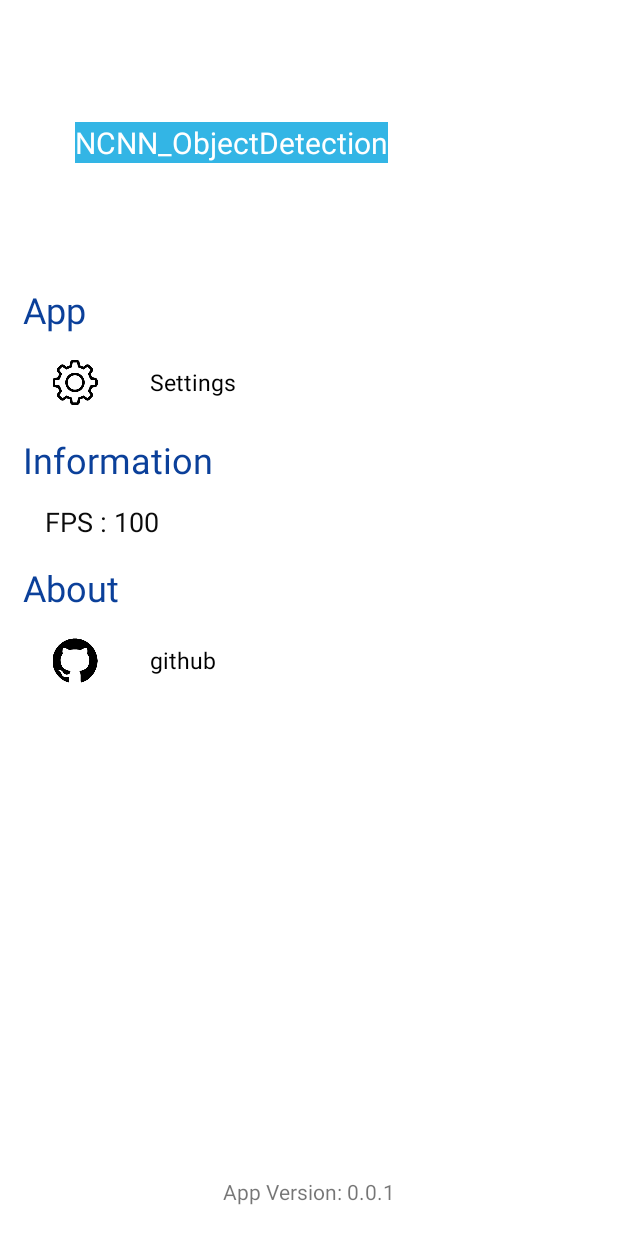
After one commit to IronSublimate/NCNN_ObjectDetection, an Android app: the layout drawer_left.xml on its own in the app's theme, with its tools: preview values and no code run, on a phone screen of 412 x 824 dp. The commit adds this screen. Run offline under Robolectric (Android 15) with nearby library versions, the phone set to English and light mode, and no system bars.

Commit message:
完成UI设计

```diff
--- a/app/build.gradle
+++ b/app/build.gradle
@@ -41,6 +41,7 @@ dependencies {
     implementation 'androidx.appcompat:appcompat:1.2.0'
     implementation 'androidx.constraintlayout:constraintlayout:2.0.2'
     implementation 'androidx.preference:preference:1.1.0-alpha05'
+    implementation 'androidx.drawerlayout:drawerlayout:1.0.0'
     testImplementation 'junit:junit:4.12'
     androidTestImplementation 'androidx.test:runner:1.3.0'
     androidTestImplementation 'androidx.test.espresso:espresso-core:3.3.0'
--- /dev/null
+++ b/app/src/main/res/layout/drawer_left.xml
@@ -0,0 +1,138 @@
+<?xml version="1.0" encoding="utf-8"?>
+<LinearLayout xmlns:android="http://schemas.android.com/apk/res/android"
+        android:id="@+id/navigation_view"
+        android:layout_width="match_parent"
+        android:layout_height="match_parent"
+        android:layout_gravity="start"
+        android:background="@android:color/white"
+        android:clickable="true"
+        android:focusable="true"
+        android:orientation="vertical">
+
+
+    <LinearLayout
+            android:layout_width="match_parent"
+            android:layout_height="0dp"
+            android:layout_weight="1"
+            android:orientation="vertical">
+
+        <FrameLayout
+                android:layout_width="match_parent"
+                android:layout_height="180dp">
+
+            <ImageView
+                    android:id="@+id/iv_bg"
+                    android:layout_width="match_parent"
+                    android:layout_height="180dp"
+                    android:scaleType="centerCrop" />
+
+            <LinearLayout
+                    android:layout_width="match_parent"
+                    android:layout_height="match_parent"
+                    android:layout_marginStart="50dp"
+                    android:gravity="center_vertical"
+                    android:orientation="vertical">
+
+
+                <TextView
+                        android:layout_width="wrap_content"
+                        android:layout_height="wrap_content"
+                        android:layout_marginTop="10dp"
+                        android:text="@string/app_name"
+                        android:textColor="@android:color/white"
+                        android:textSize="20sp"
+                        android:background="@android:color/holo_blue_light" />
+            </LinearLayout>
+
+
+        </FrameLayout>
+
+        <TextView
+                android:text="App"
+                android:layout_width="match_parent"
+                style="@style/TextTitle" />
+
+        <LinearLayout
+                android:id="@+id/ll_settings"
+                style="@style/DrawerClickableLinearLayout">
+
+            <LinearLayout
+                    android:layout_width="100dp"
+                    android:layout_height="match_parent"
+                    android:gravity="center">
+
+                <ImageView
+                        android:layout_width="match_parent"
+                        android:layout_height="match_parent"
+                        android:src="@mipmap/settings"
+                        style="@style/DrawerClickableImage"/>
+            </LinearLayout>
+
+
+            <TextView
+                    android:layout_width="wrap_content"
+                    android:layout_height="wrap_content"
+                    android:text="Settings"
+                    android:textColor="@android:color/black"
+                    android:textSize="15sp" />
+        </LinearLayout>
+
+        <TextView
+                android:text="Information"
+                android:layout_width="match_parent"
+                android:textAppearance="@style/TextAppearance.AppCompat.Body1"
+                style="@style/TextTitle" />
+
+        <TextView
+                android:layout_width="match_parent"
+                android:layout_height="wrap_content"
+
+                android:id="@+id/textView_FPS"
+                style="@style/DetectionInformation"
+                android:text="FPS : 100" />
+
+        <TextView
+                android:text="About"
+                android:layout_width="match_parent"
+                style="@style/TextTitle" />
+
+        <FrameLayout
+                android:id="@+id/placeholder_settings"
+                android:layout_width="match_parent"
+                android:layout_height="wrap_content" />
+
+        <LinearLayout
+                android:id="@+id/ll_github"
+                style="@style/DrawerClickableLinearLayout">
+
+            <LinearLayout
+                    android:layout_width="100dp"
+                    android:layout_height="match_parent"
+                    android:gravity="center">
+
+                <ImageView
+                        android:layout_width="match_parent"
+                        android:layout_height="match_parent"
+                        android:src="@mipmap/github"
+                        style="@style/DrawerClickableImage"/>
+            </LinearLayout>
+
+
+            <TextView
+                    android:layout_width="wrap_content"
+                    android:layout_height="wrap_content"
+                    android:text="github"
+                    android:textColor="@android:color/black"
+                    android:textSize="15sp" />
+        </LinearLayout>
+
+    </LinearLayout>
+
+    <TextView
+            android:id="@+id/tv_version"
+            android:layout_width="wrap_content"
+            android:layout_height="wrap_content"
+            android:layout_gravity="center"
+            android:layout_margin="20dp"
+            android:text="App Version: 0.0.1" />
+</LinearLayout>
--- a/app/src/main/res/values/colors.xml
+++ b/app/src/main/res/values/colors.xml
@@ -3,4 +3,6 @@
     <color name="colorPrimary">#008577</color>
     <color name="colorPrimaryDark">#00574B</color>
     <color name="colorAccent">#D81B60</color>
+
+    <color name="ripple_color_f2f2f2">#33f2f2f2</color>
 </resources>
--- a/app/src/main/res/values/strings.xml
+++ b/app/src/main/res/values/strings.xml
@@ -4,7 +4,7 @@
     <string name="title_activity_settings">Settings</string>
 
     <!-- Preference Titles -->
-    <string name="messages_header">Messages</string>
+    <string name="messages_header">Object Detection Settings</string>
     <string name="sync_header">Sync</string>
 
     <!-- Messages Preferences -->
--- a/app/src/main/res/values/styles.xml
+++ b/app/src/main/res/values/styles.xml
@@ -8,4 +8,33 @@
         <item name="colorAccent">@color/colorAccent</item>
     </style>
 
+    <style name="TextTitle" parent="android:Widget.TextView">
+        <item name="android:textSize">24sp</item>
+        <item name="android:textColor">#0B409A</item>
+        <item name="android:layout_height">50dp</item>
+        <item name="android:paddingTop">10dp</item>
+        <item name="android:paddingLeft" >15dp</item>
+    </style>
+
+    <style name="DetectionInformation" parent="android:Widget.TextView">
+        <item name="android:textSize">18sp</item>
+        <item name="android:textColor">#0B0B0B</item>
+        <item name="android:layout_height">40dp</item>
+        <item name="android:paddingTop">5dp</item>
+        <item name="android:paddingBottom">5dp</item>
+        <item name="android:paddingLeft" >30dp</item>
+    </style>
+
+    <style name="DrawerClickableLinearLayout" >
+        <item name="android:layout_width">match_parent</item>
+        <item name="android:layout_height">50dp</item>
+        <item name="android:background">?attr/selectableItemBackground</item>
+        <item name="android:clickable">true</item>
+        <item name="android:focusable">true</item>
+        <item name="android:gravity">center_vertical</item>
+        <item name="android:orientation">horizontal</item>
+    </style>
+    <style name="DrawerClickableImage">
+        <item name="android:layout_margin">10dp</item>
+    </style>
 </resources>
```
Also changed, not shown: app/src/main/java/com/ironsublimate/ncnn_objectdetection/MainActivity.java (+22 -27 lines), app/src/main/java/com/ironsublimate/ncnn_objectdetection/SettingsActivity.java (+4 -22 lines), app/src/main/res/drawable/press_bg_trans_f2f2f2.xml (added, +7 -0 lines), app/src/main/res/layout/activity_main.xml (+17 -12 lines), app/src/main/res/xml/root_preferences.xml (+7 -29 lines), app/src/main/res/mipmap-xxxhdpi/github.png (added), app/src/main/res/mipmap-xxxhdpi/settings.png (added), 1 other file.
